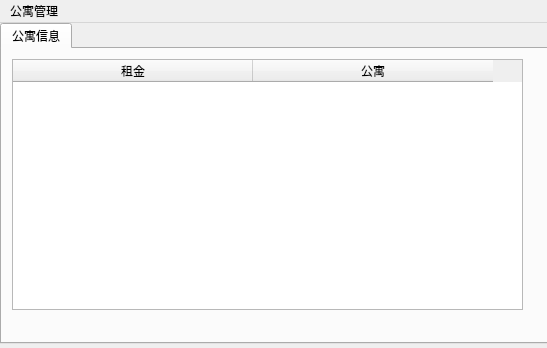
Before: the Qt Designer form apartment1.ui in Canstie/ApartmentManage, drawn with Qt 5.
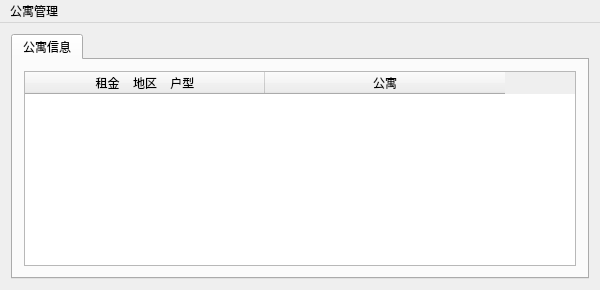
After: the same form once the commit is applied.

```diff
--- a/apartment1.ui
+++ b/apartment1.ui
@@ -6,23 +6,17 @@
    <rect>
     <x>0</x>
     <y>0</y>
-    <width>547</width>
-    <height>348</height>
+    <width>600</width>
+    <height>290</height>
    </rect>
   </property>
   <property name="windowTitle">
    <string>学生信息管理系统</string>
   </property>
   <widget class="QWidget" name="centralWidget">
+   <layout class="QHBoxLayout" name="horizontalLayout">
+    <item>
    <widget class="QTabWidget" name="tabWidget">
-    <property name="geometry">
-     <rect>
-      <x>0</x>
-      <y>0</y>
-      <width>551</width>
-      <height>321</height>
-     </rect>
-    </property>
     <property name="currentIndex">
      <number>0</number>
     </property>
@@ -30,15 +24,9 @@
      <attribute name="title">
       <string>公寓信息</string>
      </attribute>
+       <layout class="QVBoxLayout" name="verticalLayout">
+        <item>
      <widget class="QTableWidget" name="tableWidget">
-      <property name="geometry">
-       <rect>
-        <x>10</x>
-        <y>10</y>
-        <width>511</width>
-        <height>251</height>
-       </rect>
-      </property>
       <property name="editTriggers">
        <set>QAbstractItemView::NoEditTriggers</set>
       </property>
@@ -59,7 +47,7 @@
       </attribute>
       <column>
        <property name="text">
-        <string>租金</string>
+            <string>租金    地区    户型</string>
        </property>
       </column>
       <column>
@@ -68,15 +56,19 @@
        </property>
       </column>
      </widget>
-    </widget>
-   </widget>
+        </item>
+       </layout>
+      </widget>
+     </widget>
+    </item>
+   </layout>
   </widget>
   <widget class="QMenuBar" name="menuBar">
    <property name="geometry">
     <rect>
      <x>0</x>
      <y>0</y>
-     <width>547</width>
+     <width>600</width>
      <height>17</height>
     </rect>
    </property>
```
Left out of the diff: 1 changed line with no effect on the pictures. Lines whose indentation alone changed are shown as unchanged.
